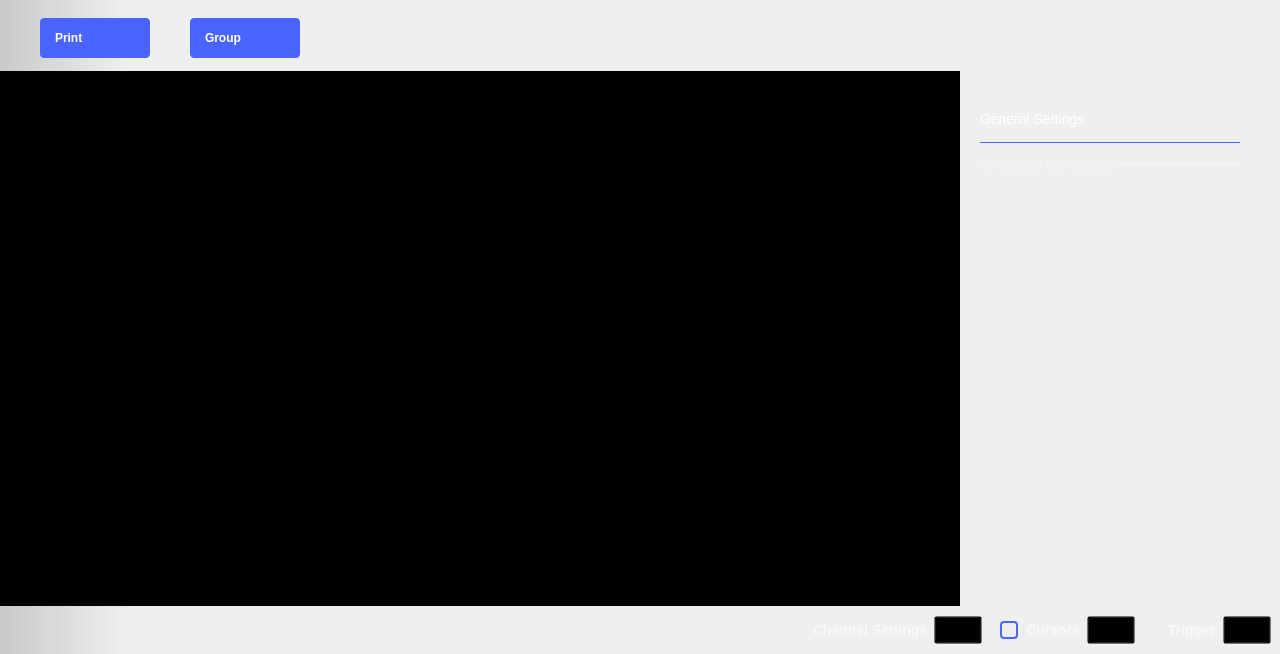
The window that ui/pattern_generator.ui (analogdevicesinc/scopy) describes before a commit, drawn with Qt 5.
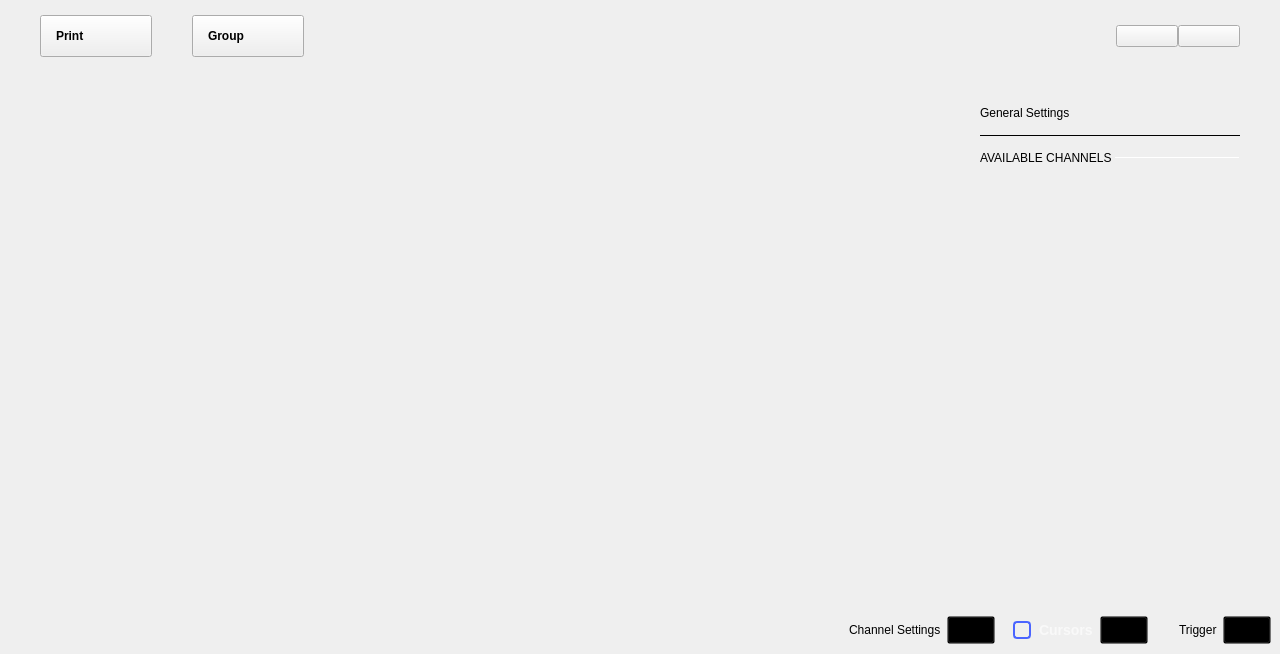
The same window after the commit. The open tabs and pages were chosen to show the change. Icons and pictures are not drawn. Custom widgets are drawn as their Qt base class.

The edit to the form file:
```diff
--- a/ui/pattern_generator.ui
+++ b/ui/pattern_generator.ui
@@ -46,11 +46,6 @@
    </property>
    <item>
     <widget class="adiscope::DetachDragZone" name="mainWidget" native="true">
-     <property name="styleSheet">
-      <string notr="true">#mainWidget {
-background-color: qlineargradient(spread:pad, x1:0, y1:0, x2:0.1, y2:0, stop:0 rgba(0, 0, 0, 40), stop:1 transparent);
-}</string>
-     </property>
      <layout class="QVBoxLayout" name="verticalLayout_3">
       <property name="spacing">
        <number>0</number>
@@ -103,28 +98,14 @@
            <enum>Qt::RightToLeft</enum>
           </property>
           <property name="styleSheet">
-           <string notr="true">
-QPushButton {
-width: 80px;
+           <string notr="true">QPushButton{
+  width: 80px;
   height: 40px;
 
-text-align: left;
+  text-align: left;
   font-weight: bold;
   padding-left: 15px;
   padding-right: 15px;
-border-radius: 4px;
-
-background-color: #4a64ff;
-  color: #ffffff;
-
-}
-
-QPushButton:pressed {
-background-color: #2a44df;
-}
-
-QPushButton:hover {
-background-color: #4a34ff;
 }</string>
           </property>
           <property name="text">
@@ -145,29 +126,14 @@
         <item>
          <widget class="QPushButton" name="btnGroupChannels">
           <property name="styleSheet">
-           <string notr="true">
-QPushButton {
-width: 80px;
+           <string notr="true">QPushButton{
+  width: 80px;
   height: 40px;
 
-text-align: left;
+  text-align: left;
   font-weight: bold;
   padding-left: 15px;
   padding-right: 15px;
-
-border-radius: 4px;
-
-background-color: #4a64ff;
-  color: #ffffff;
-
-}
-
-QPushButton:pressed {
-background-color: #2a44df;
-}
-
-QPushButton:hover {
-background-color: #4a34ff;
 }</string>
           </property>
           <property name="text">
@@ -212,31 +178,6 @@
             <height>0</height>
            </size>
           </property>
-          <property name="styleSheet">
-           <string notr="true">QPushButton {
-  min-height: 40px;
-  max-height: 40px;
-  min-width: 60px;
-  max-width: 60px;
-  padding-top:5px
-}
-
-QPushButton:checked {
-border-top: 1px solid rgba(255,255,255,150);
-}
-
-QPushButton:!checked {
-border-top: 1px solid rgba(255,255,255,0);
-}
-
-QPushButton:!checked:hover {
-border-top: 1px solid rgba(255,255,255,0);
-}
-
-QPushButton:checked:hover {
-border-top: 1px solid rgba(255,255,255,200);
-}</string>
-          </property>
           <layout class="QHBoxLayout" name="horizontalLayout_3">
            <property name="spacing">
             <number>0</number>
@@ -255,24 +196,6 @@
            </property>
            <item>
             <widget class="adiscope::CustomPushButton" name="btnGeneralSettings">
-             <property name="styleSheet">
-              <string notr="true">QPushButton:checked {
-  image: url(:/icons/gear_wheel_pressed.svg);
-}
-
-QPushButton:!checked {
-image: url(:/icons/gear_wheel.svg);
-}
-
-
-QPushButton:!checked:hover {
-image: url(:/icons/gear_wheel_hover.svg);
-}
-
-QPushButton:checked:hover {
-image: url(:/icons/gear_wheel_pressed.svg);
-}</string>
-             </property>
              <property name="text">
               <string/>
              </property>
@@ -286,23 +209,6 @@
            </item>
            <item>
             <widget class="QPushButton" name="btnSettings">
-             <property name="styleSheet">
-              <string notr="true">QPushButton:checked {
-  image: url(:/icons/setup3_checked_hover.svg);
-}
-
-QPushButton:!checked {
-image: url(:/icons/setup3_unchecked.svg);
-}
-
-QPushButton:!checked:hover {
-image: url(:/icons/setup3_unchecked_hover.svg);
-}
-
-QPushButton:checked:hover {
-image: url(:/icons/setup3_checked_hover.svg);
-}</string>
-             </property>
              <property name="text">
               <string/>
              </property>
@@ -331,8 +237,8 @@
          <layout class="QVBoxLayout" name="plot_and_buffPreviewer">
           <item>
            <widget class="QWidget" name="hLayoutBufferPreview" native="true">
-            <property name="styleSheet">
-             <string notr="true">background-color:black;</string>
+            <property name="plot_container" stdset="0">
+             <bool>true</bool>
             </property>
             <layout class="QHBoxLayout" name="hLayout_buffPreview">
              <property name="spacing">
@@ -423,8 +329,8 @@
             <property name="acceptDrops">
              <bool>false</bool>
             </property>
-            <property name="styleSheet">
-             <string notr="true">background-color: black;</string>
+            <property name="plot_container" stdset="0">
+             <bool>true</bool>
             </property>
             <layout class="QGridLayout" name="gridLayout_5">
              <property name="leftMargin">
@@ -1469,7 +1375,7 @@
                       <x>0</x>
                       <y>0</y>
                       <width>280</width>
-                      <height>469</height>
+                      <height>474</height>
                      </rect>
                     </property>
                     <property name="sizePolicy">
@@ -1496,12 +1402,6 @@
                      </property>
                      <item>
                       <widget class="QLabel" name="label_3">
-                       <property name="styleSheet">
-                        <string notr="true">color: white;
-font-size: 14px;
-font-weight: normal;
-</string>
-                       </property>
                        <property name="text">
                         <string>General Settings</string>
                        </property>
@@ -1509,6 +1409,12 @@
                      </item>
                      <item>
                       <widget class="Line" name="line">
+                       <property name="minimumSize">
+                        <size>
+                         <width>0</width>
+                         <height>1</height>
+                        </size>
+                       </property>
                        <property name="maximumSize">
                         <size>
                          <width>16777215</width>
@@ -1516,7 +1422,7 @@
                         </size>
                        </property>
                        <property name="styleSheet">
-                        <string notr="true">border: 2px solid #4a64ff</string>
+                        <string notr="true"/>
                        </property>
                        <property name="frameShadow">
                         <enum>QFrame::Plain</enum>
@@ -1539,13 +1445,6 @@
                        </property>
                        <item>
                         <widget class="QLabel" name="label_6">
-                         <property name="styleSheet">
-                          <string notr="true">QLabel {
-  font-size: 12px;
-color: rgba(255, 255, 255, 70);
-font-weight: normal;
-}</string>
-                         </property>
                          <property name="text">
                           <string>AVAILABLE CHANNELS </string>
                          </property>
@@ -1565,9 +1464,6 @@
                            <height>1</height>
                           </size>
                          </property>
-                         <property name="styleSheet">
-                          <string notr="true">border: 1px solid rgba(255, 255, 255, 70);</string>
-                         </property>
                          <property name="orientation">
                           <enum>Qt::Horizontal</enum>
                          </property>
@@ -1742,14 +1638,7 @@
 QPushButton:pressed { border-image: url(:/icons/setup_btn_checked.svg); }
 QPushButton:!pressed { border-image: url(:/icons/setup_btn_unchecked.svg); }
 QPushButton:hover:!pressed:!checked { border-image: url(:/icons/setup_btn_hover.svg); }
-QPushButton:checked { border-image: url(:/icons/setup_btn_checked.svg); }
-
-QLabel {
-font-size: 14px;
-  font-weight: bold;
-
-color: rgba(255, 255, 255, 153);
-}</string>
+QPushButton:checked { border-image: url(:/icons/setup_btn_checked.svg); }</string>
           </property>
           <layout class="QHBoxLayout" name="horizontalLayout_6">
            <property name="spacing">
@@ -1925,6 +1814,12 @@
    <extends>QPushButton</extends>
    <header>customPushButton.hpp</header>
   </customwidget>
+  <customwidget>
+   <class>adiscope::InstrumentNotes</class>
+   <extends>QWidget</extends>
+   <header>instrumentnotes.h</header>
+   <container>1</container>
+  </customwidget>
   <customwidget>
    <class>adiscope::RunSingleWidget</class>
    <extends>QWidget</extends>
@@ -1936,12 +1831,6 @@
    <extends>QPushButton</extends>
    <header>customSwitch.hpp</header>
   </customwidget>
-  <customwidget>
-   <class>adiscope::InstrumentNotes</class>
-   <extends>QWidget</extends>
-   <header>instrumentnotes.h</header>
-   <container>1</container>
-  </customwidget>
  </customwidgets>
  <resources>
   <include location="../resources/resources.qrc"/>
```
Left out of the diff: 137 changed lines with no effect on the pictures.
